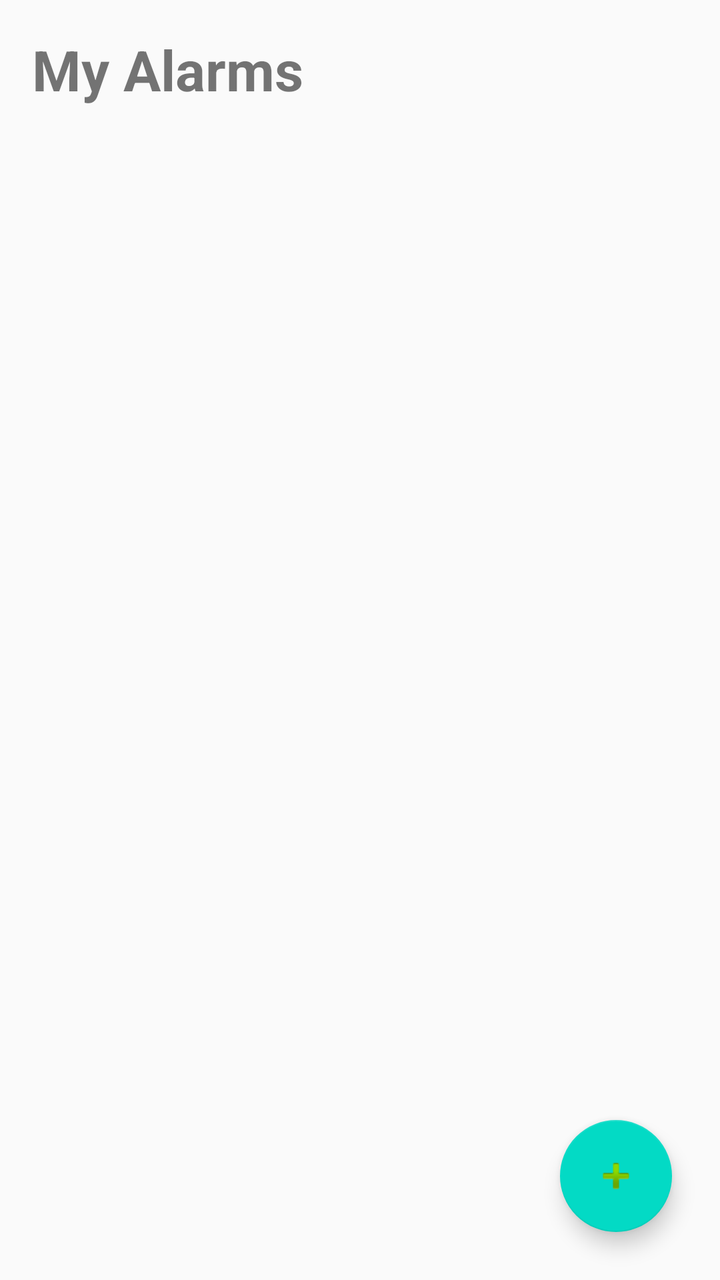
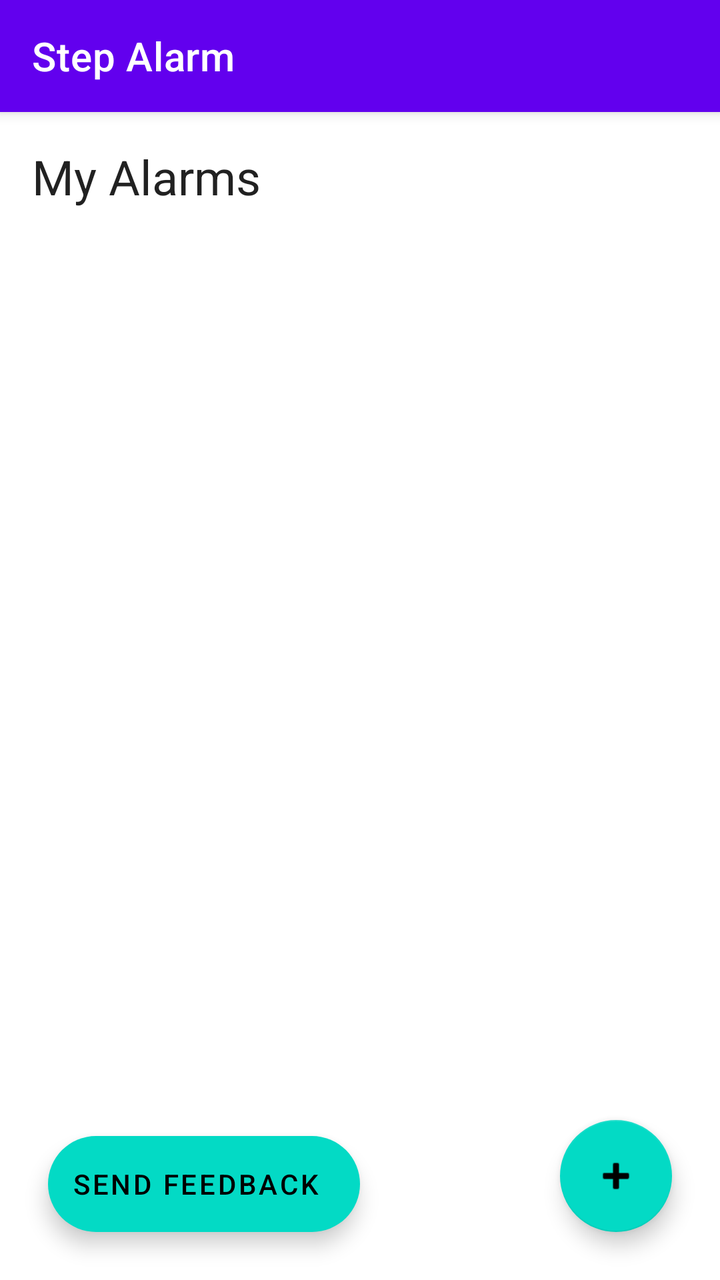

Compare the two renders of this Android layout. The source of the first and the diff that turns it into the second are given below.
<!-- AndroidManifest.xml: application theme Theme.StepAlarm -->
<!-- res/layout/activity_main.xml -->
<?xml version="1.0" encoding="utf-8"?>
<androidx.coordinatorlayout.widget.CoordinatorLayout xmlns:android="http://schemas.android.com/apk/res/android"
    xmlns:app="http://schemas.android.com/apk/res-auto"
    android:layout_width="match_parent"
    android:layout_height="match_parent"
    android:fitsSystemWindows="true">

    <LinearLayout
        android:layout_width="match_parent"
        android:layout_height="match_parent"
        android:orientation="vertical"
        android:paddingStart="16dp"
        android:paddingEnd="16dp"
        android:paddingTop="16dp"
        android:paddingBottom="72dp"
        android:clipToPadding="false">

        <TextView
            android:layout_width="wrap_content"
            android:layout_height="wrap_content"
            android:text="@string/my_alarms"
            android:textSize="28sp"
            android:textStyle="bold"
            android:layout_marginBottom="16dp"/>

        <androidx.recyclerview.widget.RecyclerView
            android:id="@+id/alarmsRecyclerView"
            android:layout_width="match_parent"
            android:layout_height="0dp"
            android:layout_weight="1"
            android:clipToPadding="false"
            android:paddingBottom="16dp"/>

    </LinearLayout>

    <com.google.android.material.floatingactionbutton.FloatingActionButton
        android:id="@+id/addAlarmButton"
        android:layout_width="wrap_content"
        android:layout_height="wrap_content"
        android:layout_gravity="end|bottom"
        android:layout_marginEnd="24dp"
        android:layout_marginBottom="24dp"
        android:src="@android:drawable/ic_input_add"
        android:contentDescription="@string/add_alarm"
        app:layout_behavior="com.google.android.material.behavior.HideBottomViewOnScrollBehavior"/>

</androidx.coordinatorlayout.widget.CoordinatorLayout>
<!-- resources referenced by this layout -->
<resources>
  <string name="add_alarm">Add Alarm</string>
  <string name="my_alarms">My Alarms</string>
  <style name="Theme.StepAlarm" parent="Theme.AppCompat.Light.DarkActionBar">
          <item name="colorPrimary">@color/purple_500</item>
          <item name="colorPrimaryDark">@color/purple_700</item>
          <item name="colorAccent">@color/teal_200</item>
      </style>
  <color name="purple_500">#FF6200EE</color>
  <color name="purple_700">#FF3700B3</color>
  <color name="teal_200">#FF03DAC5</color>
</resources>

<!-- the commit's change to res/layout/activity_main.xml (unified diff, before → after) -->
@@ -5,33 +5,56 @@
     android:layout_height="match_parent"
     android:fitsSystemWindows="true">
 
-    <LinearLayout
+    <androidx.coordinatorlayout.widget.CoordinatorLayout
         android:layout_width="match_parent"
         android:layout_height="match_parent"
-        android:orientation="vertical"
-        android:paddingStart="16dp"
-        android:paddingEnd="16dp"
-        android:paddingTop="16dp"
-        android:paddingBottom="72dp"
-        android:clipToPadding="false">
+        android:fitsSystemWindows="true">
 
-        <TextView
-            android:layout_width="wrap_content"
+        <com.google.android.material.appbar.AppBarLayout
+            android:layout_width="match_parent"
             android:layout_height="wrap_content"
-            android:text="@string/my_alarms"
-            android:textSize="28sp"
-            android:textStyle="bold"
-            android:layout_marginBottom="16dp"/>
+            android:theme="@style/ThemeOverlay.MaterialComponents.Dark.ActionBar">
 
-        <androidx.recyclerview.widget.RecyclerView
-            android:id="@+id/alarmsRecyclerView"
+            <com.google.android.material.appbar.MaterialToolbar
+                android:id="@+id/topAppBar"
+                android:layout_width="match_parent"
+                android:layout_height="wrap_content"
+                android:backgroundTint="?attr/colorPrimary"
+                app:titleTextColor="?attr/colorOnPrimary"
+                app:title="@string/app_name" />
+
+        </com.google.android.material.appbar.AppBarLayout>
+
+        <LinearLayout
             android:layout_width="match_parent"
-            android:layout_height="0dp"
-            android:layout_weight="1"
+            android:layout_height="match_parent"
+            android:orientation="vertical"
+            android:paddingStart="16dp"
+            android:paddingEnd="16dp"
+            android:paddingTop="8dp"
+            android:paddingBottom="80dp"
             android:clipToPadding="false"
-            android:paddingBottom="16dp"/>
+            app:layout_behavior="com.google.android.material.appbar.AppBarLayout$ScrollingViewBehavior">
 
-    </LinearLayout>
+            <TextView
+                android:layout_width="wrap_content"
+                android:layout_height="wrap_content"
+                android:text="@string/my_alarms"
+                android:textAppearance="?attr/textAppearanceHeadline5"
+                android:layout_marginTop="8dp"
+                android:layout_marginBottom="8dp"/>
+
+            <androidx.recyclerview.widget.RecyclerView
+                android:id="@+id/alarmsRecyclerView"
+                android:layout_width="match_parent"
+                android:layout_height="0dp"
+                android:layout_weight="1"
+                android:clipToPadding="false"
+                android:paddingBottom="16dp"/>
+
+        </LinearLayout>
+
+    </androidx.coordinatorlayout.widget.CoordinatorLayout>
 
     <com.google.android.material.floatingactionbutton.FloatingActionButton
         android:id="@+id/addAlarmButton"
@@ -44,4 +67,14 @@
         android:contentDescription="@string/add_alarm"
         app:layout_behavior="com.google.android.material.behavior.HideBottomViewOnScrollBehavior"/>
 
+    <com.google.android.material.floatingactionbutton.ExtendedFloatingActionButton
+        android:id="@+id/feedbackButton"
+        android:layout_width="wrap_content"
+        android:layout_height="wrap_content"
+        android:layout_gravity="start|bottom"
+        android:layout_marginStart="24dp"
+        android:layout_marginBottom="24dp"
+        android:text="@string/send_feedback"
+        android:src="@android:drawable/ic_dialog_email"
+        app:layout_behavior="com.google.android.material.behavior.HideBottomViewOnScrollBehavior"/>
 </androidx.coordinatorlayout.widget.CoordinatorLayout>
<!-- resource entries referenced after the edit -->
@@ -1,14 +1,22 @@
 <!-- resources referenced by this layout -->
 <resources>
   <string name="add_alarm">Add Alarm</string>
+  <string name="app_name">Step Alarm</string>
   <string name="my_alarms">My Alarms</string>
-  <style name="Theme.StepAlarm" parent="Theme.AppCompat.Light.DarkActionBar">
+  <string name="send_feedback">Send Feedback</string>
+  <style name="Theme.StepAlarm" parent="Theme.MaterialComponents.DayNight.NoActionBar">
           <item name="colorPrimary">@color/purple_500</item>
-          <item name="colorPrimaryDark">@color/purple_700</item>
-          <item name="colorAccent">@color/teal_200</item>
+          <item name="colorOnPrimary">@color/white</item>
+          <item name="colorSecondary">@color/teal_200</item>
+          <item name="colorOnSecondary">@color/black</item>
+          <item name="colorSurface">@color/white</item>
+          <item name="colorOnSurface">@color/black</item>
+          <item name="android:statusBarColor">?attr/colorPrimaryVariant</item>
+          <item name="materialButtonStyle">@style/Widget.MaterialComponents.Button</item>
       </style>
   <color name="purple_500">#FF6200EE</color>
-  <color name="purple_700">#FF3700B3</color>
+  <color name="white">#FFFFFFFF</color>
   <color name="teal_200">#FF03DAC5</color>
+  <color name="black">#FF000000</color>
 </resources>
 
